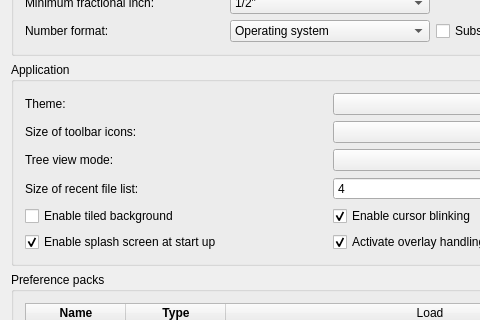
First picture: the form in src/Gui/PreferencePages/DlgSettingsGeneral.ui, repository southseact-3d/fcd, before the edit; both pictures show x 0 to 480 and y 133 to 453 of the 660 by 930 pixel window.
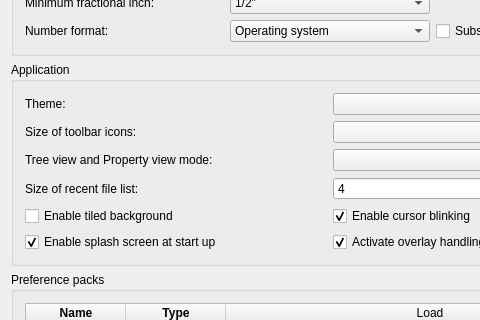
Second picture: the form after the edit. Custom widgets are drawn as their Qt base class.

Commit message: Simplify comboview/treeview choice with natural language

Diff of the .ui file:
```diff
--- a/src/Gui/PreferencePages/DlgSettingsGeneral.ui
+++ b/src/Gui/PreferencePages/DlgSettingsGeneral.ui
@@ -253,7 +253,7 @@
        <item row="2" column="0">
         <widget class="QLabel" name="treeModeLabel">
          <property name="text">
-          <string>Tree view mode:</string>
+          <string>Tree view and Property view mode:</string>
          </property>
         </widget>
        </item>
```
Left out of the diff: 4 changed lines with no effect on the pictures. The commit also changes 1 other file.
